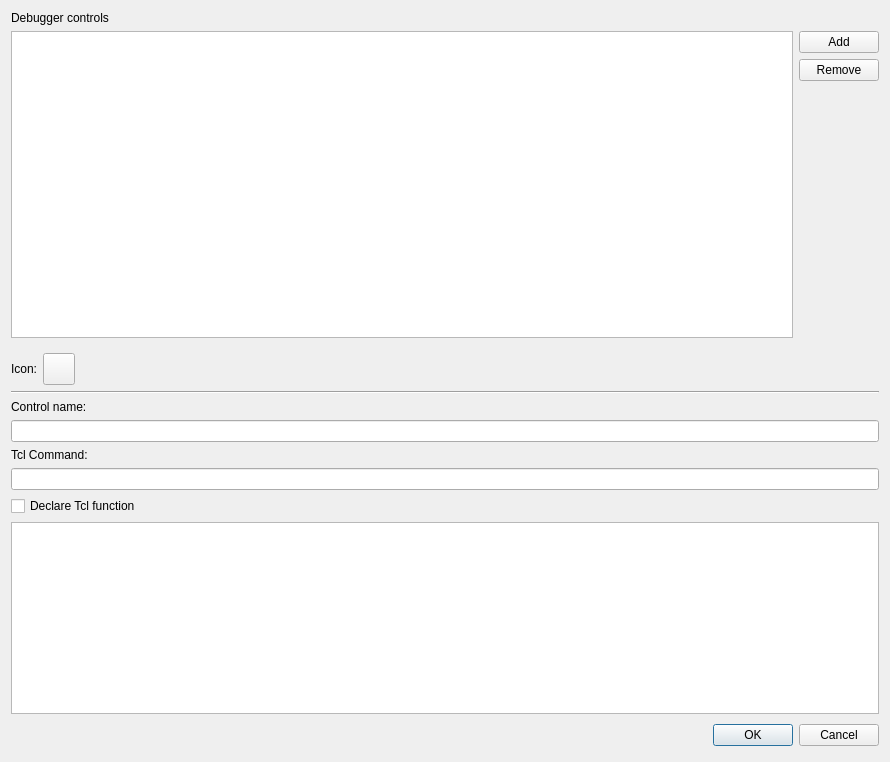
pvmm/debugger, file src/ControlDialog.ui: the form before one commit.
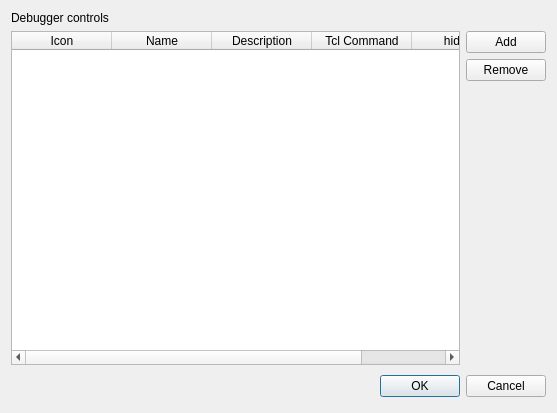
The form after the commit.

Commit message: separate dialogs for selecting and adding controls

The edit to the form file:
```diff
--- a/src/ControlDialog.ui
+++ b/src/ControlDialog.ui
@@ -6,8 +6,8 @@
    <rect>
     <x>0</x>
     <y>0</y>
-    <width>890</width>
-    <height>762</height>
+    <width>557</width>
+    <height>413</height>
    </rect>
   </property>
   <property name="sizePolicy">
@@ -19,12 +19,7 @@
   <property name="windowTitle">
    <string>Manage control buttons</string>
   </property>
-  <layout class="QVBoxLayout">
-   <item>
-    <layout class="QVBoxLayout">
-     <property name="topMargin">
-      <number>0</number>
-     </property>
+  <layout class="QVBoxLayout" name="verticalLayout_2">
      <item>
       <widget class="QLabel" name="label">
        <property name="text">
@@ -33,48 +28,53 @@
       </widget>
      </item>
      <item>
-      <layout class="QVBoxLayout">
-       <property name="spacing">
-        <number>6</number>
-       </property>
-       <property name="topMargin">
-        <number>0</number>
-       </property>
+    <layout class="QHBoxLayout" name="horizontalLayout">
        <item>
-        <layout class="QHBoxLayout">
-         <property name="spacing">
-          <number>6</number>
-         </property>
-         <property name="leftMargin">
-          <number>0</number>
-         </property>
-         <property name="topMargin">
-          <number>0</number>
-         </property>
-         <property name="rightMargin">
-          <number>0</number>
-         </property>
-         <property name="bottomMargin">
-          <number>0</number>
-         </property>
-         <item>
-          <widget class="QListWidget" name="controlList">
-           <property name="frameShadow">
-            <enum>QFrame::Sunken</enum>
-           </property>
+      <widget class="QTableWidget" name="twControls">
+       <property name="selectionMode">
+        <enum>QAbstractItemView::SingleSelection</enum>
+       </property>
+       <property name="selectionBehavior">
+        <enum>QAbstractItemView::SelectRows</enum>
+       </property>
+       <column>
+        <property name="text">
+         <string>Icon</string>
+        </property>
+       </column>
+       <column>
+        <property name="text">
+         <string>Name</string>
+        </property>
+       </column>
+       <column>
+        <property name="text">
+         <string>Description</string>
+        </property>
+       </column>
+       <column>
+        <property name="text">
+         <string>Tcl Command</string>
+        </property>
+       </column>
+       <column>
+        <property name="text">
+         <string>hidden</string>
+        </property>
+       </column>
           </widget>
          </item>
          <item>
-          <layout class="QVBoxLayout" name="verticalLayout_3">
+      <layout class="QVBoxLayout" name="verticalLayout">
            <item>
-            <widget class="QPushButton" name="pushButton_2">
+        <widget class="QPushButton" name="btnAdd">
              <property name="text">
               <string>Add</string>
              </property>
             </widget>
            </item>
            <item>
-            <widget class="QPushButton" name="pushButton_1">
+        <widget class="QPushButton" name="btnRemove">
              <property name="sizePolicy">
               <sizepolicy hsizetype="Preferred" vsizetype="Fixed">
                <horstretch>0</horstretch>
@@ -100,186 +100,6 @@
             </spacer>
            </item>
           </layout>
-         </item>
-        </layout>
-       </item>
-      </layout>
-     </item>
-     <item>
-      <widget class="QFrame" name="frame">
-       <layout class="QVBoxLayout" name="verticalLayout_2">
-        <property name="spacing">
-         <number>6</number>
-        </property>
-        <property name="leftMargin">
-         <number>0</number>
-        </property>
-        <property name="topMargin">
-         <number>0</number>
-        </property>
-        <property name="rightMargin">
-         <number>0</number>
-        </property>
-        <property name="bottomMargin">
-         <number>0</number>
-        </property>
-        <item>
-         <layout class="QVBoxLayout">
-          <property name="spacing">
-           <number>6</number>
-          </property>
-          <property name="topMargin">
-           <number>9</number>
-          </property>
-          <item>
-           <widget class="QWidget" name="widget" native="true">
-            <property name="sizePolicy">
-             <sizepolicy hsizetype="Preferred" vsizetype="Fixed">
-              <horstretch>0</horstretch>
-              <verstretch>0</verstretch>
-             </sizepolicy>
-            </property>
-            <layout class="QHBoxLayout" name="iconLayout" stretch="0,0,0">
-             <property name="spacing">
-              <number>6</number>
-             </property>
-             <property name="sizeConstraint">
-              <enum>QLayout::SetDefaultConstraint</enum>
-             </property>
-             <property name="leftMargin">
-              <number>0</number>
-             </property>
-             <property name="topMargin">
-              <number>0</number>
-             </property>
-             <property name="rightMargin">
-              <number>0</number>
-             </property>
-             <property name="bottomMargin">
-              <number>0</number>
-             </property>
-             <item>
-              <widget class="QLabel" name="label_2">
-               <property name="sizePolicy">
-                <sizepolicy hsizetype="Preferred" vsizetype="Preferred">
-                 <horstretch>0</horstretch>
-                 <verstretch>0</verstretch>
-                </sizepolicy>
-               </property>
-               <property name="text">
-                <string>Icon:</string>
-               </property>
-              </widget>
-             </item>
-             <item>
-              <widget class="QPushButton" name="pushButton_3">
-               <property name="sizePolicy">
-                <sizepolicy hsizetype="Maximum" vsizetype="Fixed">
-                 <horstretch>0</horstretch>
-                 <verstretch>0</verstretch>
-                </sizepolicy>
-               </property>
-               <property name="minimumSize">
-                <size>
-                 <width>32</width>
-                 <height>32</height>
-                </size>
-               </property>
-               <property name="maximumSize">
-                <size>
-                 <width>32</width>
-                 <height>32</height>
-                </size>
-               </property>
-               <property name="text">
-                <string/>
-               </property>
-               <property name="flat">
-                <bool>false</bool>
-               </property>
-              </widget>
-             </item>
-             <item>
-              <spacer name="horizontalSpacer">
-               <property name="orientation">
-                <enum>Qt::Horizontal</enum>
-               </property>
-               <property name="sizeHint" stdset="0">
-                <size>
-                 <width>40</width>
-                 <height>20</height>
-                </size>
-               </property>
-              </spacer>
-             </item>
-            </layout>
-           </widget>
-          </item>
-          <item>
-           <widget class="Line" name="line">
-            <property name="orientation">
-             <enum>Qt::Horizontal</enum>
-            </property>
-           </widget>
-          </item>
-          <item>
-           <widget class="QLabel" name="lblAddress">
-            <property name="sizePolicy">
-             <sizepolicy hsizetype="Preferred" vsizetype="Fixed">
-              <horstretch>0</horstretch>
-              <verstretch>0</verstretch>
-             </sizepolicy>
-            </property>
-            <property name="text">
-             <string>Control name:</string>
-            </property>
-           </widget>
-          </item>
-          <item>
-           <layout class="QHBoxLayout" name="horizontalLayout">
-            <item>
-             <widget class="QLineEdit" name="ctrlName"/>
-            </item>
-           </layout>
-          </item>
-         </layout>
-        </item>
-        <item>
-         <layout class="QVBoxLayout" name="verticalLayout">
-          <item>
-           <widget class="QLabel" name="label">
-            <property name="text">
-             <string>Tcl Command:</string>
-            </property>
-           </widget>
-          </item>
-          <item>
-           <widget class="QLineEdit" name="tclCommand"/>
-          </item>
-          <item>
-           <widget class="QCheckBox" name="cbTclFunction">
-            <property name="text">
-             <string>Declare Tcl function</string>
-            </property>
-           </widget>
-          </item>
-          <item>
-           <widget class="QTextEdit" name="tclFunction">
-            <property name="enabled">
-             <bool>true</bool>
-            </property>
-            <property name="minimumSize">
-             <size>
-              <width>0</width>
-              <height>48</height>
-             </size>
-            </property>
-           </widget>
-          </item>
-         </layout>
-        </item>
-       </layout>
-      </widget>
      </item>
     </layout>
    </item>
```
Lines whose indentation alone changed are shown as unchanged. The commit also changes 10 other files.
